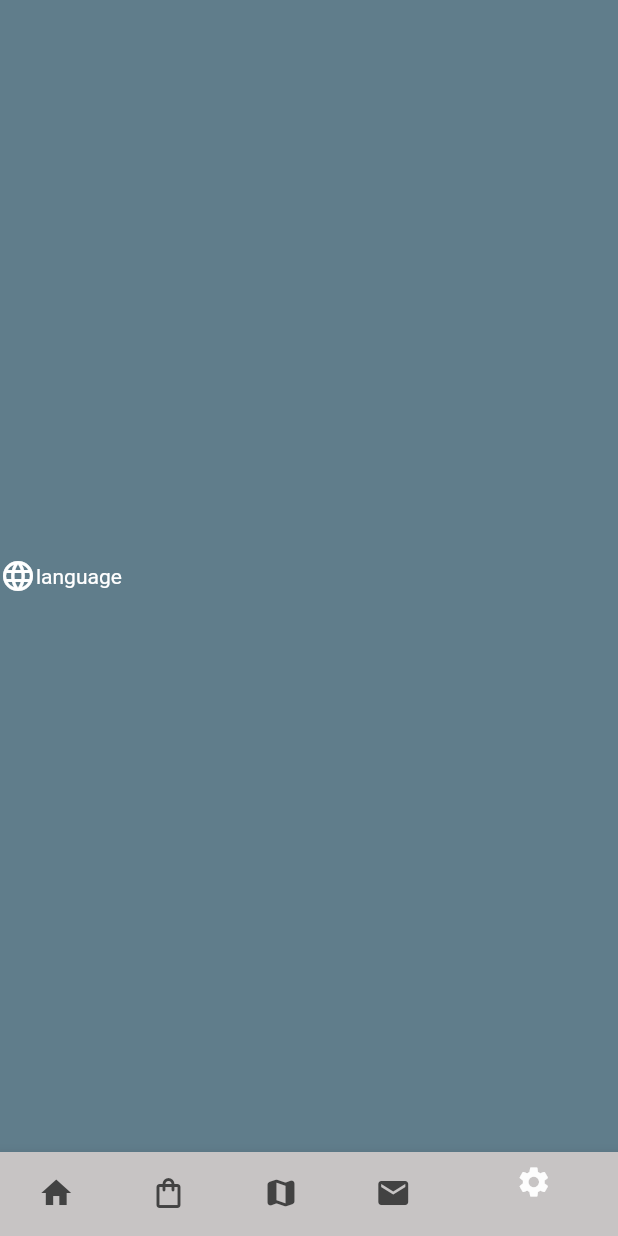
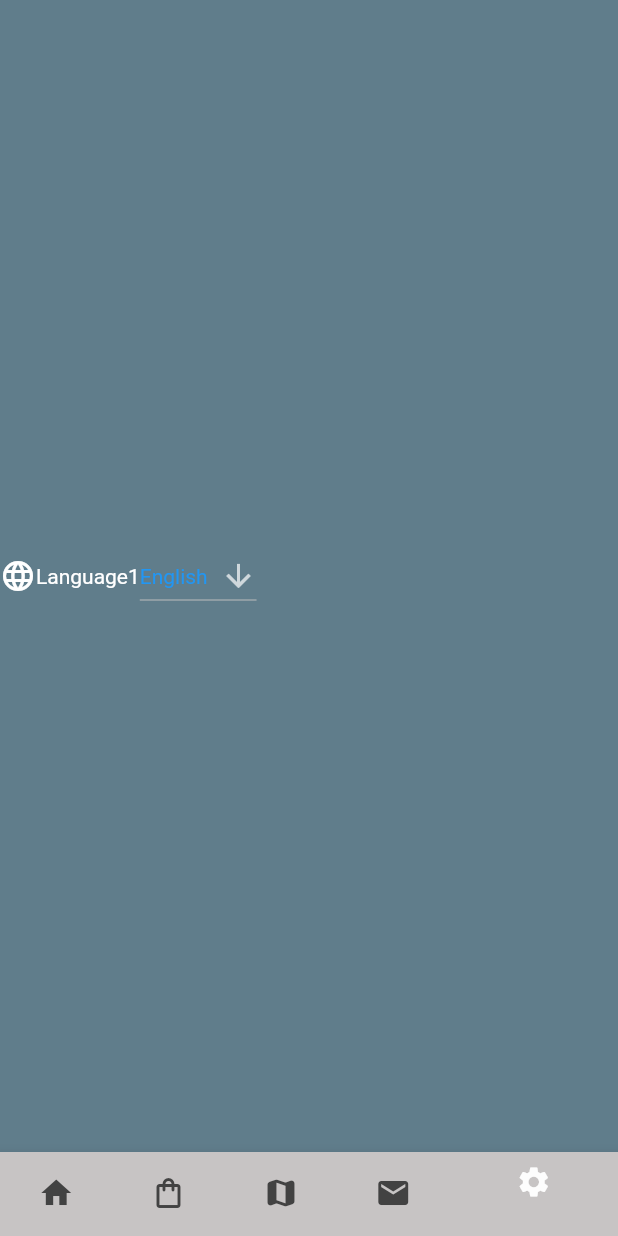
Before and after one commit to BorisKest/park_app, a Flutter app: the screen it shows after launch, item 5 of the bottom bar chosen, on a phone screen of 412 x 824 dp. Run offline on Flutter 3.47's test engine with Material 2 defaults, Android fonts, the phone set to English and light mode, and no system bars; generated files the repository leaves out were written again.

```diff
--- /dev/null
+++ b/l10n.yaml
@@ -0,0 +1,3 @@
+arb-dir: lib/l10n
+template-arb-file: app_en.arb
+output-localization-file: app_localizations.dart
--- /dev/null
+++ b/lib/l10n/app_en.arb
@@ -0,0 +1,10 @@
+{
+    "aboutPark": "About park",
+    "language": "English",
+    "leng": "Language1",
+    "@language":{
+        "description": "The current Language"
+    },
+    "descriptionText": "One of the highest waterfalls on the island.One of the oldest parks on the island.  Grena is home to many animals, including the morcego, the only endemic mammal of the Azores. Several trails, ranging from 500m up to 5,4km.One of the largest Eucalyptus on the island."
+
+}
--- /dev/null
+++ b/lib/l10n/app_ru.arb
@@ -0,0 +1,6 @@
+{
+    "language": "Русский",
+    "leng": "Язык",
+    "aboutPark": "О парке",
+    "descriptionText": "Один из самых высоких водопадов на острове. Один из старейших парков на острове.  Грена является домом для многих животных, включая морцего, единственное эндемичное млекопитающее Азорских островов. Несколько троп, от 500 м до 5,4 км. Один из самых больших эвкалиптов на острове."
+}
--- a/lib/main.dart
+++ b/lib/main.dart
@@ -1,9 +1,14 @@
 import 'package:flutter/material.dart';
+import 'package:park_app/l10n/l10n.dart';
+import 'package:park_app/src/common/widget/locale_provider.dart';
 import 'src/feature/home/widget/home_screen.dart';
 import 'src/feature/product/widget/product_screen.dart';
 import 'src/feature/map/wdiget/map_screen.dart';
 import 'src/feature/contacts/widget/contact_screen.dart';
 import 'src/feature/settings/widget/settings_screen.dart';
+import 'package:flutter_gen/gen_l10n/app_localizations.dart';
+import 'package:flutter_localizations/flutter_localizations.dart';
+import 'package:provider/provider.dart';
 
 void main() {
   runApp(const ParkApp());
@@ -15,6 +20,17 @@ class ParkApp extends StatelessWidget {
   @override
   Widget build(BuildContext context) {
     return MaterialApp(
+      localizationsDelegates: [
+        AppLocalizations.delegate,
+        GlobalMaterialLocalizations.delegate,
+        GlobalWidgetsLocalizations.delegate,
+        GlobalCupertinoLocalizations.delegate,
+      ],
+      supportedLocales: [
+        Locale('en', ''), // English, no country code
+        Locale('es', ''), // Spanish, no country code
+        Locale('ru', ''),
+      ],
       theme: ThemeData.dark(),
       home: const MainScreen(),
     );
@@ -50,7 +66,7 @@ class _MainScreen extends State<MainScreen> {
     return Scaffold(
       body: screens[_selectedIndex],
       bottomNavigationBar: BottomNavigationBar(
-        items: const <BottomNavigationBarItem>[
+        items: <BottomNavigationBarItem>[
           BottomNavigationBarItem(
             icon: Icon(Icons.home),
             label: '',
--- a/lib/src/feature/settings/widget/settings_screen.dart
+++ b/lib/src/feature/settings/widget/settings_screen.dart
@@ -3,6 +3,8 @@ import 'package:park_app/src/common/widget/large_bold_text.dart';
 import 'package:url_launcher/link.dart';
 import 'package:url_launcher/url_launcher.dart';
 import 'package:park_app/src/common/widget/utils.dart';
+import 'package:flutter_gen/gen_l10n/app_localizations.dart';
+import 'package:flutter_gen/gen_l10n/app_localizations_en.dart';
 
 class SettingsScreen extends StatelessWidget {
   SettingsScreen({Key? key}) : super(key: key);
@@ -30,8 +32,11 @@ class SettingsScreen extends StatelessWidget {
                       children: [
                         Container(child: Icon(Icons.language)),
                         Container(
-                          child: Text('language'),
+                          child: Text(
+                            AppLocalizations.of(context)!.leng,
+                          ),
                         ),
+                        DropDownMenu(),
                       ],
                     ),
                   ),
@@ -42,3 +47,38 @@ class SettingsScreen extends StatelessWidget {
         ),
       );
 }
+
+class DropDownMenu extends StatefulWidget {
+  const DropDownMenu({Key? key}) : super(key: key);
+
+  @override
+  State<DropDownMenu> createState() => _DropDownMenuState();
+}
+
+class _DropDownMenuState extends State<DropDownMenu> {
+  String dropdownValue = 'English';
+
+  @override
+  Widget build(BuildContext context) {
+    return DropdownButton<String>(
+      value: dropdownValue,
+      icon: const Icon(Icons.arrow_downward),
+      elevation: 10,
+      style: const TextStyle(
+        color: Colors.blue,
+      ),
+      onChanged: (String? newValue) {
+        setState(() {
+          dropdownValue = newValue!;
+        });
+      },
+      items: <String>['English', 'Русский']
+          .map<DropdownMenuItem<String>>((String value) {
+        return DropdownMenuItem<String>(
+          value: value,
+          child: Text(value),
+        );
+      }).toList(),
+    );
+  }
+}
--- a/pubspec.yaml
+++ b/pubspec.yaml
@@ -40,6 +40,10 @@ dependencies:
 dev_dependencies:
   flutter_test:
     sdk: flutter
+  flutter_localizations:
+    sdk: flutter
+  intl: ^0.17.0
+  provider: ^5.0.0
 
   # The "flutter_lints" package below contains a set of recommended lints to
   # encourage good coding practices. The lint set provided by the package is
@@ -58,6 +62,7 @@ flutter:
   # included with your application, so that you can use the icons in
   # the material Icons class.
   uses-material-design: true
+  generate: true
 
   # To add assets to your application, add an assets section, like this:
   # assets:
```
Also changed, not shown: lib/l10n/app_es.arb (added, +7 -0 lines), lib/l10n/l10n.dart (added, +9 -0 lines), lib/src/common/widget/lenguage_picker_widget.dart (added, +11 -0 lines), lib/src/common/widget/locale_provider.dart (added, +13 -0 lines), lib/src/feature/home/widget/home_screen.dart (+45 -4 lines), pubspec.lock, 1 other file.
